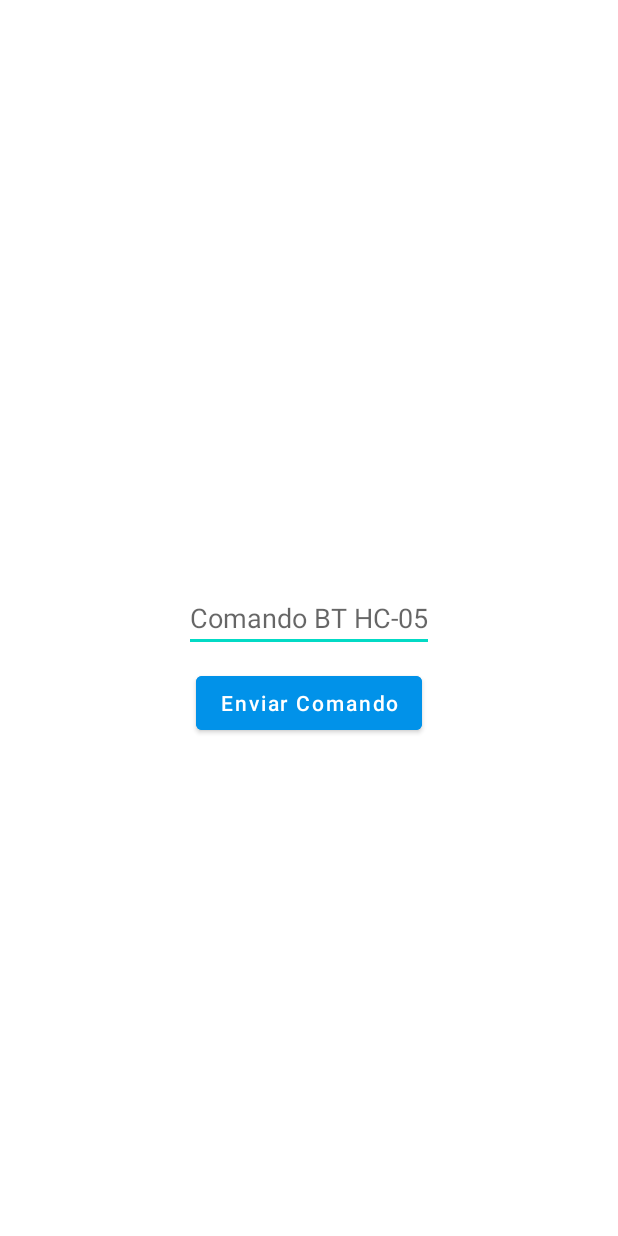
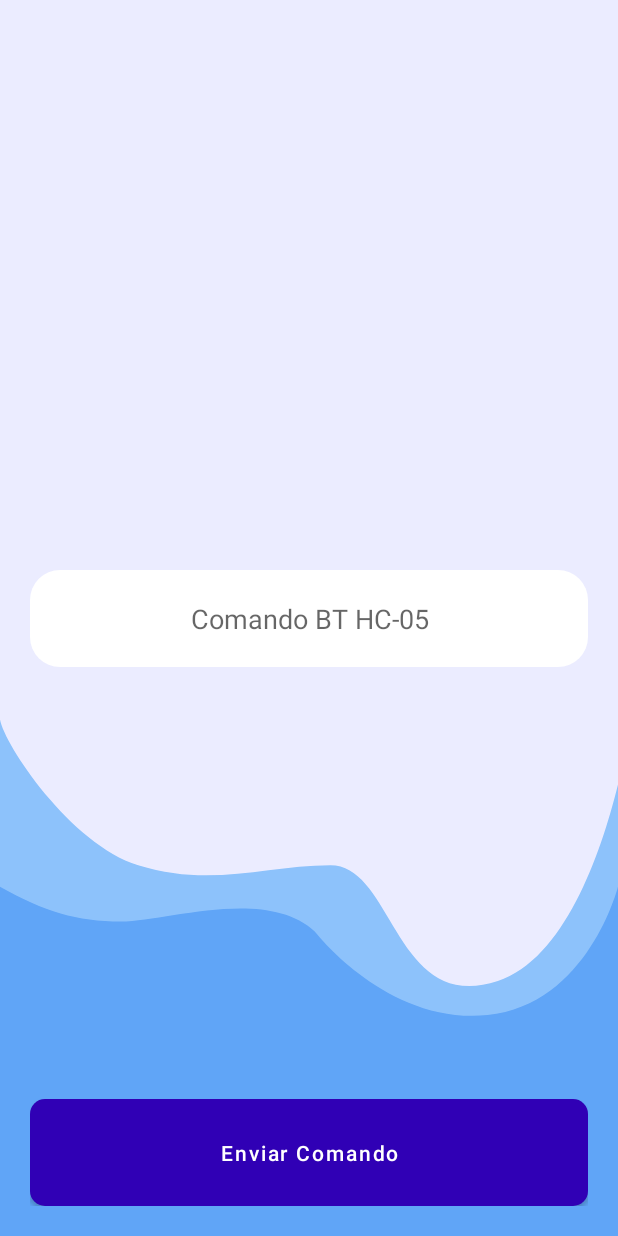
Before and after one commit to joniaranguri/AdvancedOperatingSystems-2022-2Q, an Android app: the BluetoothActivity screen opened directly, with no data from a screen before it, on a phone screen of 412 x 824 dp. Run offline under Robolectric (Android 15) with nearby library versions, the phone set to English and light mode, and no system bars.

Commit message:
feat: Changing style of BluetoothActivity

```diff
--- /dev/null
+++ b/TP2/Android/app/src/main/res/drawable/button_background_round.xml
@@ -0,0 +1,9 @@
+<?xml version="1.0" encoding="utf-8"?>
+<layer-list xmlns:android="http://schemas.android.com/apk/res/android">
+    <item>
+        <shape android:shape="rectangle">
+            <solid android:color="#3000B5" />
+            <corners android:radius="10dp" />
+        </shape>
+    </item>
+</layer-list>
--- a/TP2/Android/app/src/main/res/drawable/option_background_round.xml
+++ b/TP2/Android/app/src/main/res/drawable/option_background_round.xml
@@ -1,13 +1,11 @@
 <?xml version="1.0" encoding="utf-8"?>
-<layer-list xmlns:android="http://schemas.android.com/apk/res/android" >
+<layer-list xmlns:android="http://schemas.android.com/apk/res/android">
     <item>
-        <shape android:shape="rectangle" android:padding="20dp">
-            <solid android:color="#FFFFFF"/>
-            <corners
-                android:bottomRightRadius="20dp"
-                android:bottomLeftRadius="20dp"
-                android:topLeftRadius="20dp"
-                android:topRightRadius="20dp"/>
+        <shape
+            android:padding="20dp"
+            android:shape="rectangle">
+            <solid android:color="#FFFFFF" />
+            <corners android:radius="20dp" />
         </shape>
     </item>
 </layer-list>
--- a/TP2/Android/app/src/main/res/layout/activity_bluetooth.xml
+++ b/TP2/Android/app/src/main/res/layout/activity_bluetooth.xml
@@ -4,13 +4,18 @@
     xmlns:tools="http://schemas.android.com/tools"
     android:layout_width="match_parent"
     android:layout_height="match_parent"
+    android:background="@drawable/sabi_background"
+    android:padding="20dp"
     tools:context=".view.BluetoothActivity">
 
     <EditText
         android:id="@+id/editText"
-        android:layout_width="wrap_content"
+        android:layout_width="match_parent"
         android:layout_height="wrap_content"
+        android:background="@drawable/option_background_round"
         android:hint="@string/command_bt_hc_05"
+        android:padding="20dp"
+        android:textAlignment="center"
         app:layout_constraintBottom_toBottomOf="parent"
         app:layout_constraintEnd_toEndOf="parent"
         app:layout_constraintStart_toStartOf="parent"
@@ -18,14 +23,18 @@
 
     <Button
         android:id="@+id/bluetooth_activity_button"
-        android:layout_width="wrap_content"
+        android:layout_width="match_parent"
         android:layout_height="wrap_content"
         android:layout_marginTop="10dp"
-        android:backgroundTint="@color/blue"
+        android:background="@drawable/button_background_round"
+        android:padding="20dp"
         android:text="@string/send_command_hint"
+        android:textAlignment="center"
         android:textAllCaps="false"
+        app:layout_constraintBottom_toBottomOf="parent"
         app:layout_constraintEnd_toEndOf="@+id/editText"
         app:layout_constraintStart_toStartOf="@+id/editText"
-        app:layout_constraintTop_toBottomOf="@+id/editText" />
+        app:layout_constraintTop_toBottomOf="@+id/editText"
+        app:layout_constraintVertical_bias="1.0" />
 
 </androidx.constraintlayout.widget.ConstraintLayout>
--- a/TP2/Android/app/src/main/res/values/themes.xml
+++ b/TP2/Android/app/src/main/res/values/themes.xml
@@ -7,8 +7,8 @@
         <item name="colorPrimaryVariant">#230090</item>
         <item name="colorOnPrimary">@color/white</item>
         <!-- Secondary brand color. -->
-        <item name="colorSecondary">@color/teal_200</item>
-        <item name="colorSecondaryVariant">@color/teal_700</item>
+        <item name="colorSecondary">#8DC2FB</item>
+        <item name="colorSecondaryVariant">#60A5F7</item>
         <item name="colorOnSecondary">@color/black</item>
         <!-- Status bar color. -->
         <item name="android:statusBarColor" tools:targetApi="l">?attr/colorPrimaryVariant</item>
```
